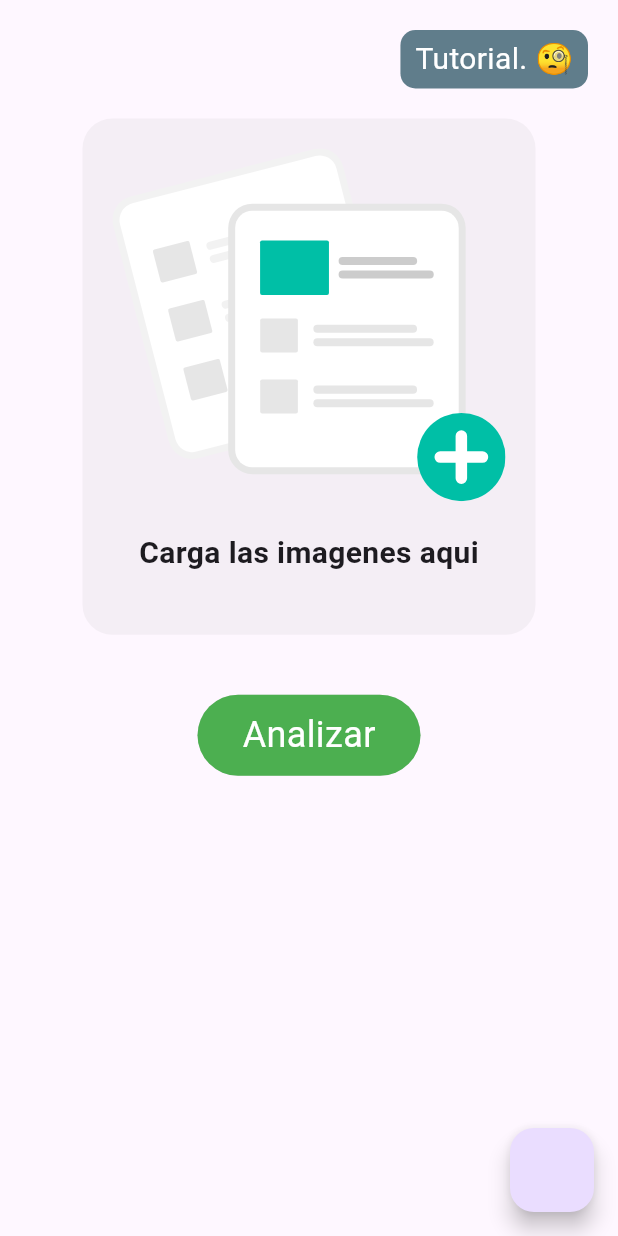
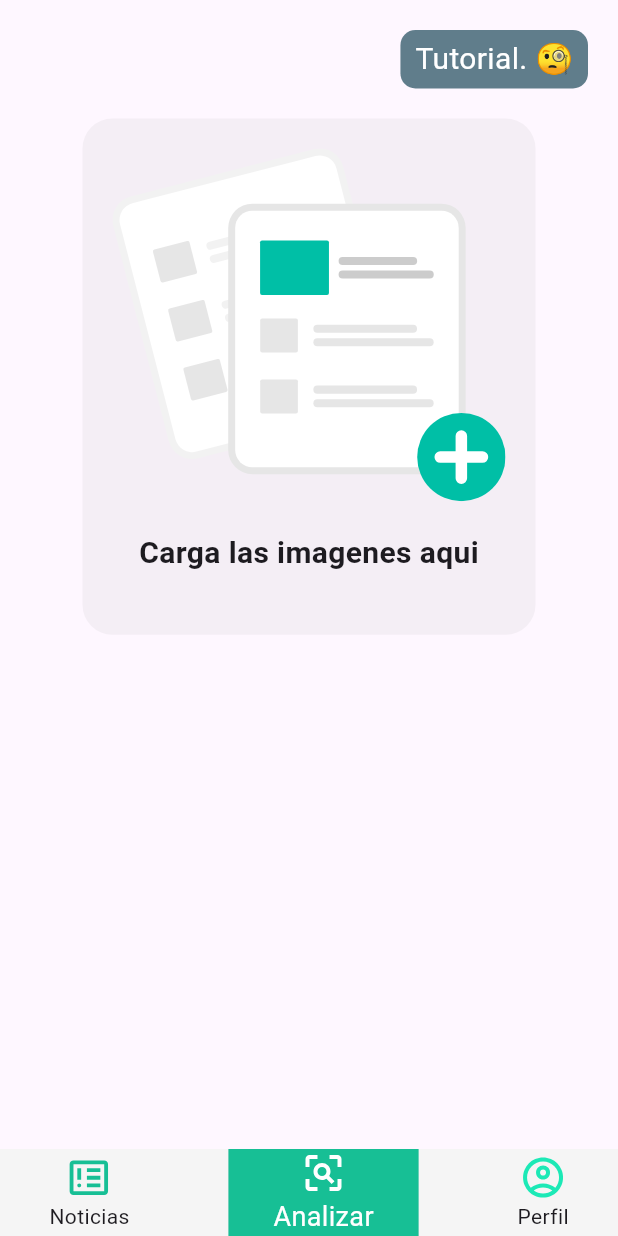
Before and after one commit to AleMancilla/yanapa, a Flutter app: the screen it shows after launch, after a tap on "Continuar", on a phone screen of 412 x 824 dp. Run offline on Flutter 3.47's test engine with Material 3 defaults, Android fonts, the phone set to English and light mode, and no system bars; our stand-ins replace flutter_svg, get, image_picker; missing offline and left inert: google_mlkit_text_recognition, share_whatsapp.

Commit message:
to hackathon

```diff
--- a/lib/presentation/home/home_screen.dart
+++ b/lib/presentation/home/home_screen.dart
@@ -8,6 +8,7 @@ import 'package:url_launcher/url_launcher.dart';
 import 'package:url_launcher/url_launcher_string.dart';
 import 'package:yanapa/core/utils/utils.dart';
 import 'package:yanapa/presentation/home/controller_home.dart';
+import 'package:yanapa/presentation/onboarding/onboarding_screen.dart';
 
 class HomeScreen extends StatelessWidget {
   HomeScreen({super.key});
@@ -17,18 +18,21 @@ class HomeScreen extends StatelessWidget {
   Widget build(BuildContext context) {
     Size size = MediaQuery.of(context).size;
     return Scaffold(
-      floatingActionButton: FloatingActionButton(onPressed: () async {
-        // launchUrlString(
-        //   "tel://800106000",
-        // );
+      // floatingActionButton: FloatingActionButton(onPressed: () async {
+      //   // launchUrlString(
+      //   //   "tel://800106000",
+      //   // );
 
-        // shareWhatsapp.shareText('_kTextMessage', phone: '59165537461');
-        // shareWhatsapp.shareFile(controllerHome.listOfImages.first,
-        //     phone: '59165537461');
-        // shareWhatsapp.shareText('controllerHome.listOfImages.first',
-        //     phone: '59165537461');
-      }),
+      //   // shareWhatsapp.shareText('_kTextMessage', phone: '59165537461');
+      //   // shareWhatsapp.shareFile(controllerHome.listOfImages.first,
+      //   //     phone: '59165537461');
+      //   // shareWhatsapp.shareText('controllerHome.listOfImages.first',
+      //   //     phone: '59165537461');
+      // }),
       body: SafeArea(
+        child: Column(
+          children: [
+            Expanded(
               child: Obx(() {
                 return SingleChildScrollView(
                   child: Column(
@@ -39,11 +43,17 @@ class HomeScreen extends StatelessWidget {
                           Padding(
                             padding: const EdgeInsets.all(20.0),
                             child: InkWell(
-                        onTap: () {},
+                              onTap: () {
+                                Navigator.push(
+                                    context,
+                                    MaterialPageRoute(
+                                        builder: (context) =>
+                                            OnboardingScreen()));
+                              },
                               child: Ink(
                                 // margin: EdgeInsets.all(20),
-                          padding:
-                              EdgeInsets.symmetric(horizontal: 10, vertical: 5),
+                                padding: EdgeInsets.symmetric(
+                                    horizontal: 10, vertical: 5),
                                 child: Text(
                                   'Tutorial. 🧐',
                                   style: TextStyle(
@@ -74,35 +84,6 @@ class HomeScreen extends StatelessWidget {
                               .toList(),
                         ),
                       SizedBox(height: 20),
-                InkWell(
-                  borderRadius: BorderRadius.circular(100),
-                  onTap: () {
-                    if (controllerHome.listOfImages.length == 0) {
-                      showToastMessage("Por favor cargue alguna imagen");
-                    } else {
-                      controllerHome.analizeButton();
-                    }
-                  },
-                  child: Ink(
-                    child: Text(
-                      'Analizar',
-                      style: TextStyle(
-                        fontSize: 24,
-                        color: Colors.white,
-                      ),
-                    ),
-                    decoration: BoxDecoration(
-                        borderRadius: BorderRadius.circular(100),
-                        color: Colors.green,
-                        boxShadow: [
-                          BoxShadow(
-                            color: Colors.black12,
-                          )
-                        ]),
-                    padding: EdgeInsets.symmetric(horizontal: 30, vertical: 10),
-                  ),
-                ),
-                SizedBox(height: 20),
                       // SizedBox(
                       //   width: MediaQuery.of(context).size.width,
                       //   height: MediaQuery.of(context).size.height,
@@ -112,6 +93,82 @@ class HomeScreen extends StatelessWidget {
                   ),
                 );
               }),
+            ),
+            Container(
+              color: Color(0xFFF5F5F5),
+              width: double.infinity,
+              child: Row(
+                mainAxisAlignment: MainAxisAlignment.spaceAround,
+                children: [
+                  Column(
+                    children: [
+                      SvgPicture.asset(
+                        'assets/images/Yanapa/breaking_news.svg',
+                        width: 32,
+                        height: 32,
+                      ),
+                      Text('Noticias'),
+                    ],
+                  ),
+                  Material(
+                    child: InkWell(
+                      // borderRadius: BorderRadius.circular(100),
+                      onTap: () {
+                        if (controllerHome.listOfImages.length == 0) {
+                          showToastMessage("Por favor cargue alguna imagen");
+                        } else {
+                          controllerHome.analizeButton();
+                        }
+                      },
+                      child: Ink(
+                        child: Padding(
+                          padding: EdgeInsets.symmetric(horizontal: 30),
+                          child: Column(
+                            children: [
+                              SvgPicture.asset(
+                                'assets/images/Yanapa/frame_inspect.svg',
+                                width: 32,
+                                height: 32,
+                                color: Colors.white,
+                              ),
+                              Text(
+                                'Analizar',
+                                style: TextStyle(
+                                  fontSize: 18,
+                                  color: Colors.white,
+                                ),
+                              ),
+                            ],
+                          ),
+                        ),
+                        decoration: BoxDecoration(
+                            // borderRadius: BorderRadius.circular(100),
+                            color: Color(0xFF17BF95),
+                            boxShadow: [
+                              BoxShadow(
+                                color: Colors.black12,
+                              )
+                            ]),
+                        // padding:
+                        //     EdgeInsets.symmetric(horizontal: 30, vertical: 10),
+                      ),
+                    ),
+                  ),
+                  Column(
+                    children: [
+                      SvgPicture.asset(
+                        'assets/images/Yanapa/account_circle.svg',
+                        width: 32,
+                        height: 32,
+                      ),
+                      Text('Perfil'),
+                    ],
+                  ),
+                ],
+              ),
+            ),
+          ],
+        ),
       ),
     );
   }
--- a/lib/presentation/splash/splash_screen.dart
+++ b/lib/presentation/splash/splash_screen.dart
@@ -50,18 +50,21 @@ class _SplashScreenState extends State<SplashScreen>
         Expanded(
           child: FadeTransition(
             opacity: _animation!,
-            child: Padding(
-              padding: const EdgeInsets.only(left: 30),
-              child: Center(
+            child: Center(
+              child: Container(
+                alignment: Alignment.center,
                 // child: Image.asset(
                 //   'assets/images/splash.jpeg',
                 //   width: sizeScreen.width / 1.2,
                 //   height: sizeScreen.width / 1.2,
                 // ),
+                width: sizeScreen.width / 1.5,
+                height: sizeScreen.width / 1.5,
                 child: SvgPicture.asset(
-                  'assets/images/AI_fraud_Detection_header.svg',
-                  width: sizeScreen.width / 1.2,
-                  height: sizeScreen.width / 1.2,
+                  'assets/images/Yanapo_logo.svg',
+                  width: sizeScreen.width / 1.5,
+                  height: sizeScreen.width / 1.5,
+                  fit: BoxFit.contain,
                 ),
               ),
             ),
--- a/pubspec.yaml
+++ b/pubspec.yaml
@@ -71,6 +71,7 @@ flutter:
   # To add assets to your application, add an assets section, like this:
   assets:
     - assets/images/
+    - assets/images/Yanapa/
     - assets/posibles/
   #   - images/a_dot_ham.jpeg
 
```
Also changed, not shown: lib/presentation/gpt/support_gpt_controller.dart (+9 -8 lines), lib/presentation/onboarding/onboarding_screen.dart (+4 -8 lines), assets/images/Yanapa/account_circle.svg (added), assets/images/Yanapa/breaking_news.svg (added), assets/images/Yanapa/frame_inspect.svg (added), assets/images/Yanapo_logo.svg (added), assets/images/alert.png (added). Lines whose indentation alone changed are shown as unchanged.
